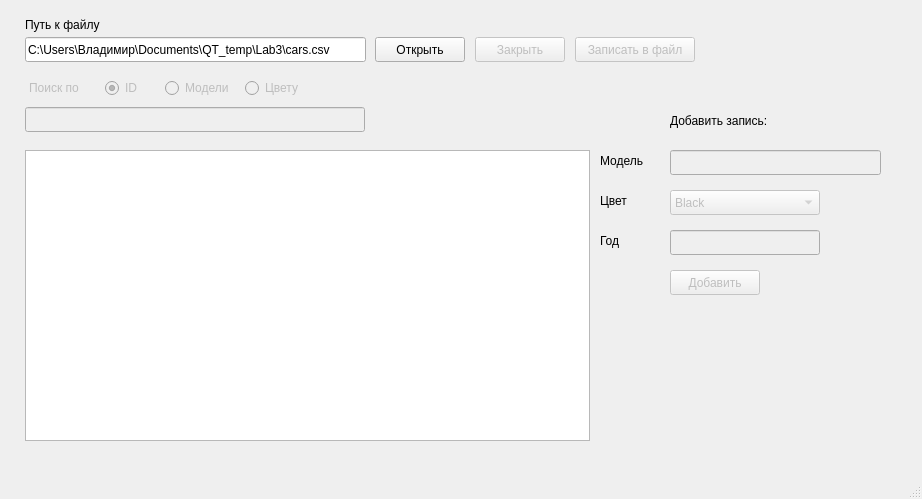
Before: the Qt Designer form mainwindow.ui in KuznetsovVladimir/oop_qt-labs, drawn with Qt 5.
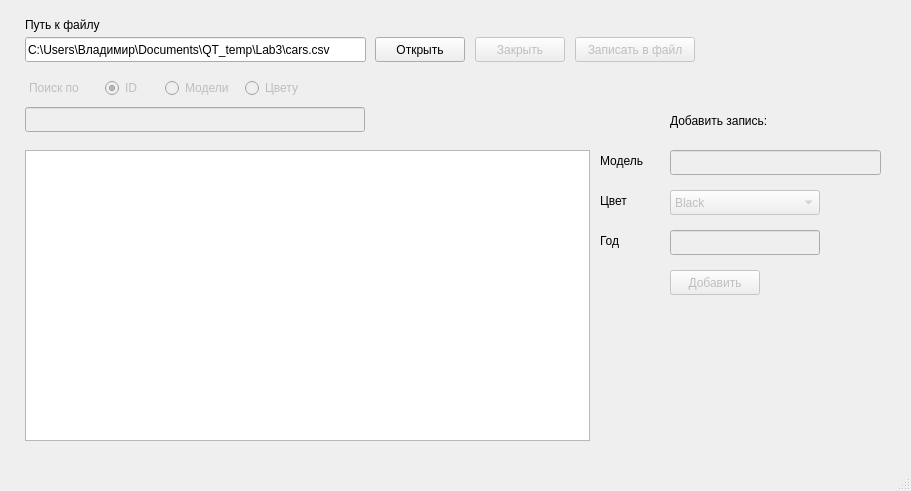
After: the same form once the commit is applied.

```diff
--- a/mainwindow.ui
+++ b/mainwindow.ui
@@ -6,8 +6,8 @@
    <rect>
     <x>0</x>
     <y>0</y>
-    <width>922</width>
-    <height>499</height>
+    <width>911</width>
+    <height>491</height>
    </rect>
   </property>
   <property name="windowTitle">
```
Left out of the diff: 13 changed lines with no effect on the pictures.
